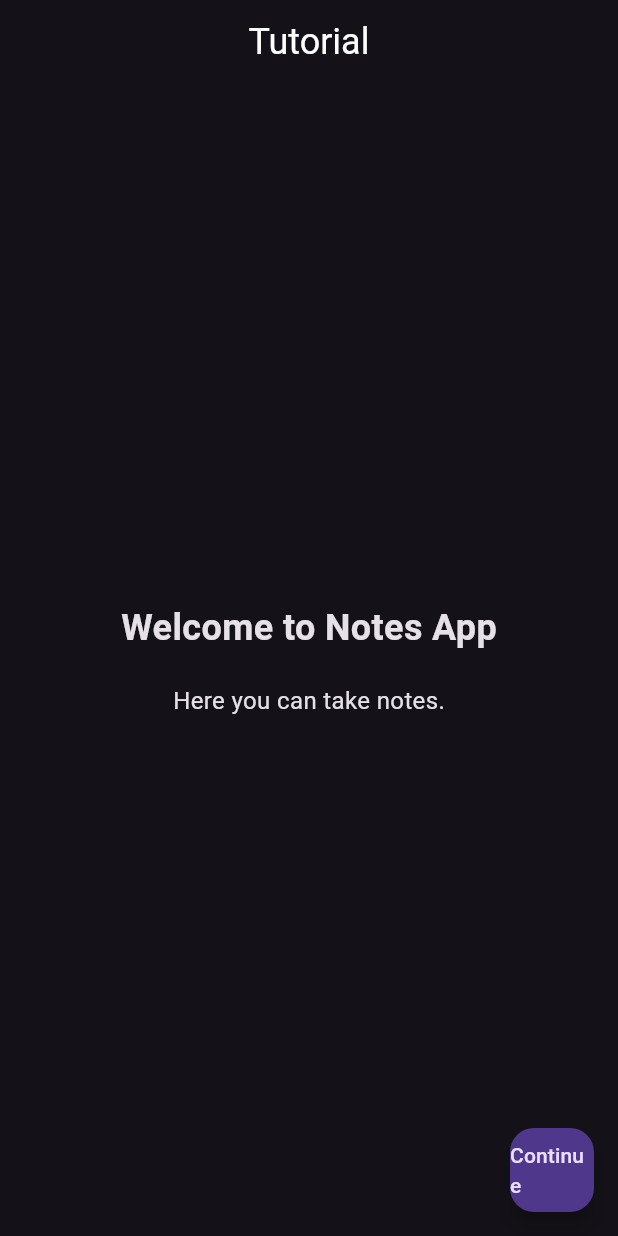
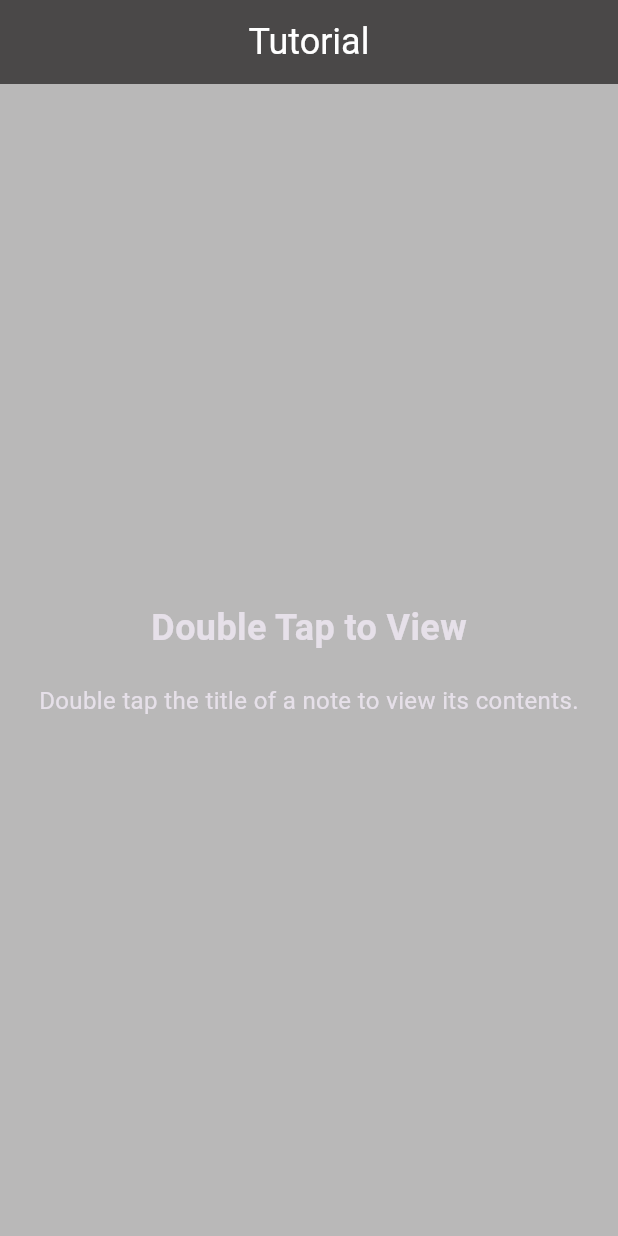
Before and after one commit to bhuvan-raj/Truelog, a Flutter app: the screen it shows after launch, on a phone screen of 412 x 824 dp. Run offline on Flutter 3.47's test engine with Material 3 defaults, Android fonts, the phone set to English and light mode, and no system bars; our stand-ins replace hive, hive_flutter; accounts and stored records are empty.

Commit message:
tutorial screen modified

```diff
--- a/lib/main.dart
+++ b/lib/main.dart
@@ -1,10 +1,10 @@
 // ignore_for_file: sort_child_properties_last
 import 'package:flutter/material.dart';
 import 'package:hive_flutter/hive_flutter.dart';
-import 'package:truelog/pages/add_note.dart';
 import 'package:truelog/pages/feedback.dart';
 import 'package:truelog/pages/homescreen.dart';
 import 'package:truelog/pages/splash_screen.dart';
+import 'package:truelog/pages/tutorial_ref.dart';
 
 void main() async {
   WidgetsFlutterBinding.ensureInitialized();
@@ -22,7 +22,8 @@ class MyApp extends StatelessWidget {
       home: SplashScreen(), // Set SplashScreen as the initial screen
       routes: {
         '/home': (context) => HomeScreen(),
-        '/feedback': (context) => FeedBack()
+        '/feedback': (context) => FeedBack(),
+        '/tutorials': (context)=> TutorialRef()
       },
     );
   }
--- /dev/null
+++ b/lib/pages/tutorial_page.dart
@@ -0,0 +1,32 @@
+import 'package:flutter/material.dart';
+/*
+  This page is created as a placeholder of a title and content for each of the pages in the pageview of the Tutorial.
+  We can reuse this for each page in the pageview */
+
+class TutorialPage extends StatelessWidget {
+  String title;
+  String content;
+   TutorialPage({super.key,     //used constructors for passing values
+   required this.title,
+   required this.content});
+
+  @override
+  Widget build(BuildContext context) {
+    return Column(
+      mainAxisAlignment: MainAxisAlignment.center,
+      crossAxisAlignment: CrossAxisAlignment.center,
+      children: [
+        Text(
+          title,
+          style: TextStyle(fontSize: 24, fontWeight: FontWeight.bold),
+        ),
+        SizedBox(height: 20),
+        Text(
+          content,
+          style: TextStyle(fontSize: 16),
+          textAlign: TextAlign.center,
+        )
+      ],
+    );
+  }
+}
--- a/lib/pages/tutorial_screen.dart
+++ b/lib/pages/tutorial_screen.dart
@@ -1,13 +1,56 @@
+import 'dart:async';
+
 import 'package:flutter/material.dart';
+import 'package:hive/hive.dart';
 import 'package:truelog/pages/homescreen.dart';
+import 'package:truelog/pages/tutorial_page.dart';
 
-class TutorialScreen extends StatelessWidget {
+class TutorialScreen extends StatefulWidget {
   TutorialScreen({super.key});
+
+  @override
+  State<TutorialScreen> createState() => _TutorialScreenState();
+}
+
+class _TutorialScreenState extends State<TutorialScreen> {
+  final PageController _pageController =
+      PageController(); //variable to control pageview
+  Timer? _timer; // timer for page scrolling
+  int currentpage = 0; //tracking the current page
+  final box = Hive.box('myBox'); //using hive for first time opening only
+  @override
+  void initState() {
+    // TODO: implement initState
+    super.initState();
+    box.put('firstLaunch',
+        false); // if the execution enters this page,firstLaunch is set to false.It will never return to true
+    _timer = Timer.periodic(Duration(seconds: 3), (Timer timer) {
+      //setting timer for pageview
+      if (currentpage < 4) {
+        currentpage++;
+        _pageController.animateToPage(currentpage,
+            duration: Duration(milliseconds: 350), curve: Curves.easeIn);
+      } else {
+        timer.cancel();
+      }
+    });
+  }
+
+  @override
+  void dispose() {
+    // using dispose function for efficient memory management
+    // TODO: implement dispose
+    super.dispose();
+    _timer?.cancel();
+    _pageController.dispose();
+  }
 
   @override
   Widget build(BuildContext context) {
     return Scaffold(
+      backgroundColor: Color.fromARGB(117, 103, 101, 101),
       appBar: AppBar(
+        backgroundColor: const Color.fromARGB(255, 74, 72, 72),
         title: Center(
           child: Text(
             "Tutorial",
@@ -17,40 +60,46 @@ class TutorialScreen extends StatelessWidget {
         ),
       ),
       body: PageView(
+        controller: _pageController,
+        onPageChanged: (int page) {
+          // function to track the change in pages
+          setState(() {
+            currentpage = page;
+          });
+        },
         children: [
-          _buildpage('Welcome to Notes App', 'Here you can take notes.'),
-          _buildpage('Double Tap to View',
-              'Double tap the title of a note to view its contents.'),
-          _buildpage('Long Press to Delete',
-              'Long press the title to show the delete button.'),
-          _buildpage('ontapdown to remove delete option',
-              'tap anywhere else to remove the delete button')
+          // using tutorialPage,a separate page which contains the title and content.Reusability purpose
+          TutorialPage(
+              title: 'Welcome to Notes App',
+              content: 'Here you can take notes.'),
+          TutorialPage(
+              title: 'Double Tap to View',
+              content: 'Double tap the title of a note to view its contents.'),
+          TutorialPage(
+              title: 'Long Press to Delete',
+              content: 'Long press the title to show the delete button.'),
+          TutorialPage(
+              title: 'Ontapdown to remove delete option',
+              content: 'Tap anywhere else to remove the delete button'),
+          TutorialPage(
+              title: 'Tutorials available',
+              content:
+                  'The tutorials are available in the tutorial section of home page')
         ],
       ),
-      floatingActionButton: FloatingActionButton(onPressed: () {
-        Navigator.pushReplacement(
-            context, MaterialPageRoute(builder: (context) => HomeScreen()));
-      },
-      child: Text("Continue"),
-      ),
-    );
-  }
-
-  Widget _buildpage(String title, String content) {
-    return Column(
-      mainAxisAlignment: MainAxisAlignment.center,
-      crossAxisAlignment: CrossAxisAlignment.center,
-      children: [
-        Text(
-          title,
-          style: TextStyle(fontSize: 24, fontWeight: FontWeight.bold),
-        ),
-        SizedBox(height: 20),
-        Text(
-          content,
-          style: TextStyle(fontSize: 16),
-        )
-      ],
+      floatingActionButton: currentpage == 4 //button appears only when the last page appears
+          ? FloatingActionButton(
+              backgroundColor: const Color.fromARGB(255, 74, 72, 72),
+              onPressed: () {
+                Navigator.pushReplacement(context,
+                    MaterialPageRoute(builder: (context) => HomeScreen()));
+              },
+              child: Icon(
+                Icons.arrow_forward_sharp,
+                size: 35,
+              ),
+            )
+          : null,
     );
   }
 }
```
Also changed, not shown: lib/pages/homescreen.dart (+15 -1 lines), lib/pages/splash_screen.dart (+31 -8 lines), lib/pages/tutorial_ref.dart (added, +83 -0 lines), 1 other file.
